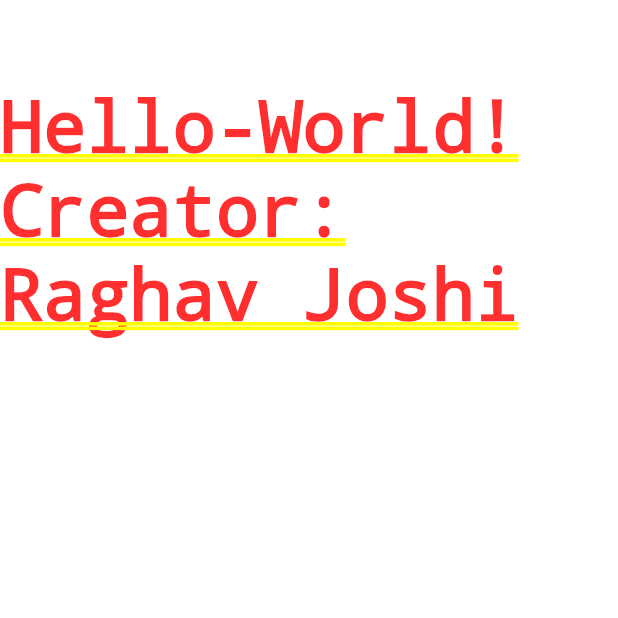
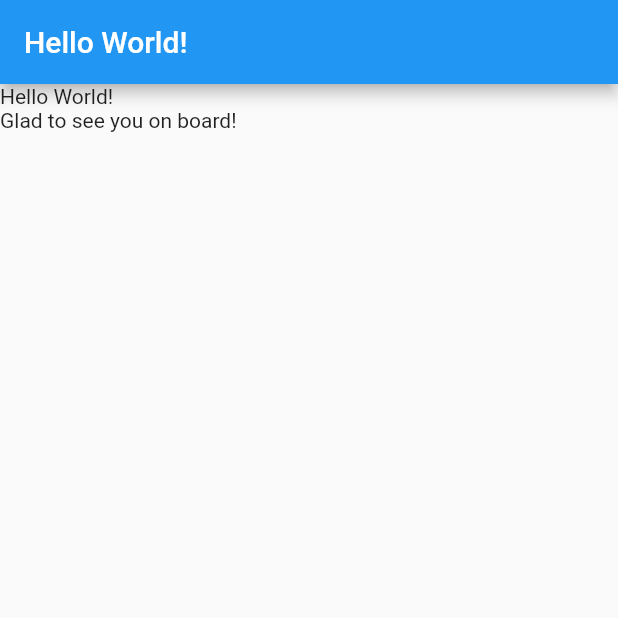
Before and after one commit to RaghavTheGreat1/hello_world, a Flutter app: the screen it shows after launch, on a phone screen of 412 x 824 dp, the top half of it. Run offline on Flutter 3.47's test engine with Material 2 defaults, Android fonts, the phone set to English and light mode, and no system bars.

Commit message:
Added appBar widget, title widget,  and body widget

```diff
--- a/lib/main.dart
+++ b/lib/main.dart
@@ -1,11 +1,18 @@
 import 'package:flutter/material.dart';
 
-void main(){
+void main() {
   runApp(MyApp());
 }
 
 class MyApp extends StatelessWidget {
   Widget build(BuildContext context) {
-    return MaterialApp(home: Text("\nHello-World! \nCreator: Raghav Joshi"),);
+    return MaterialApp(
+      home: Scaffold(
+        appBar: AppBar(
+          title: Text("Hello World!"),
+        ),
+        body: Text("Hello World! \nGlad to see you on board!"),
+      ),
+    );
   }
 }
```
